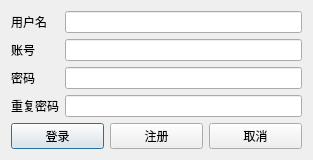
This is login.ui in umbrellaPP/chatClient as Qt 5 draws it before an edit. The edited form follows.
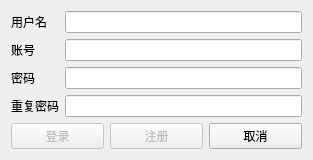
This is the edited form.

What changed in the file:
```diff
--- a/login.ui
+++ b/login.ui
@@ -7,7 +7,7 @@
     <x>0</x>
     <y>0</y>
     <width>313</width>
-    <height>143</height>
+    <height>157</height>
    </rect>
   </property>
   <property name="windowTitle">
@@ -95,6 +95,9 @@
     <layout class="QHBoxLayout" name="horizontalLayout_2">
      <item>
       <widget class="QPushButton" name="btnLogin">
+       <property name="enabled">
+        <bool>false</bool>
+       </property>
        <property name="text">
         <string>登录</string>
        </property>
@@ -102,6 +105,9 @@
      </item>
      <item>
       <widget class="QPushButton" name="btnReg">
+       <property name="enabled">
+        <bool>false</bool>
+       </property>
        <property name="text">
         <string>注册</string>
        </property>
```
